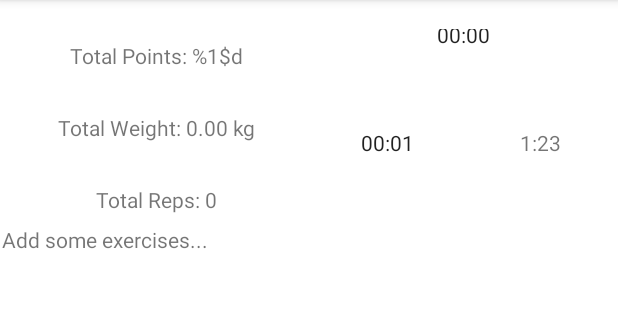
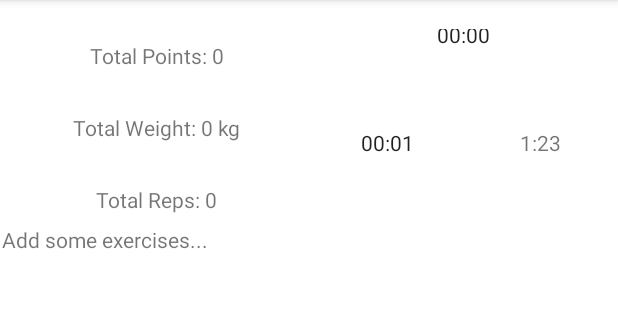
Before and after one commit to OverlordAlex/Fitocrazy, an Android app: the WorkoutActivity screen opened directly, with no data from a screen before it, on a phone screen of 412 x 824 dp, the part 84-404 px from its top. Run offline under Robolectric (Android 15) with nearby library versions, the phone set to English and light mode, and no system bars; our stand-ins replace Room's generated code.

Commit message:
Added workout timers and parent Workout object

```diff
--- a/app/src/main/java/com/itsabugnotafeature/fitocrazy/MainActivity.kt
+++ b/app/src/main/java/com/itsabugnotafeature/fitocrazy/MainActivity.kt
@@ -21,7 +21,7 @@ class MainActivity : AppCompatActivity() {
         }
 
         findViewById<Button>(R.id.btn_AddNewWorkout).setOnClickListener {
-            //putExtra
+            //putExtra workoutID
             startActivity(Intent(applicationContext, WorkoutActivity::class.java).setAction("startedFromHome"))
         }
     }
--- a/app/src/main/java/com/itsabugnotafeature/fitocrazy/common/ExerciseDB.kt
+++ b/app/src/main/java/com/itsabugnotafeature/fitocrazy/common/ExerciseDB.kt
@@ -17,6 +17,7 @@ import androidx.room.Room
 import androidx.room.RoomDatabase
 import androidx.room.Transaction
 import androidx.room.TypeConverters
+import androidx.room.Update
 import java.time.LocalDate
 import java.util.Date
 import java.util.SortedMap
@@ -40,7 +41,7 @@ data class ExerciseComponentModel(
 data class ExerciseModel(
     @PrimaryKey(autoGenerate = true) val exerciseId: Long,
     val displayName: String,
-    @ColumnInfo(defaultValue = "10") val basePoints : Int,
+    @ColumnInfo(defaultValue = "10") val basePoints: Int,
 ) {
     override fun toString() = displayName
 }
@@ -82,6 +83,7 @@ data class Exercise(
     override fun compareTo(other: Exercise): Int {
         return if (this.date == other.date) this.order.compareTo(other.order) else this.date.compareTo(other.date)
     }
+
     fun toTimeStamp(): Long? = Converters.dateToTimestamp(date)
 }
 
@@ -102,6 +104,18 @@ data class SetRecordView(
     val maxWeight: Double,
     val maxReps: Int,
     val mostWeightMoved: Double,
+)
+
+@Entity
+data class Workout(
+    @PrimaryKey(autoGenerate = true) var workoutId: Long,
+    val date: LocalDate,
+    var totalWeight: Double = 0.0,
+    var totalReps: Int = 0,
+    var totalPoints: Int = 0,
+    var totalSets: Int = 0,
+    var totalExercises: Int = 0,
+    var totalTime: Long = 0
 )
 
 @Dao
@@ -157,19 +171,31 @@ interface ExerciseDao {
     suspend fun getHistoricalSets(exerciseModelId: Long, nSets: Int, excludeDate: Long? = 0): Map<Exercise, List<Set>>
 
     @Query("SELECT * FROM Exercise WHERE date = :date")
-    suspend fun getWorkout(date: LocalDate): List<Exercise>
+    suspend fun getListOfExercise(date: LocalDate): List<Exercise>
 
     @Query("SELECT * FROM `Set` WHERE exerciseId = :exerciseId")
     suspend fun getSets(exerciseId: Long): List<Set>
 
     @Query("SELECT * FROM SetRecordView WHERE exerciseModelId = :exerciseId")
     suspend fun getRecord(exerciseId: Long): SetRecordView?
+
+    @Insert
+    suspend fun addWorkout(workout: Workout): Long
+
+    @Query("SELECT * FROM Workout WHERE workoutId = :workoutId")
+    suspend fun getWorkout(workoutId: Long): Workout?
+
+    @Update
+    suspend fun updateWorkout(workout: Workout)
+
+    @Query("SELECT * FROM Workout")
+    suspend fun listWorkouts(): List<Workout>
 }
 
 @Database(
-    entities = [ExerciseModel::class, ExerciseComponentModel::class, ExerciseExerciseComponentCrossRef::class, Exercise::class, Set::class],
+    entities = [ExerciseModel::class, ExerciseComponentModel::class, ExerciseExerciseComponentCrossRef::class, Exercise::class, Set::class, Workout::class],
     views = [SetRecordView::class],
-    version = 2
+    version = 3
 )
 @TypeConverters(Converters::class)
 abstract class ExerciseDatabase : RoomDatabase() {
--- a/app/src/main/java/com/itsabugnotafeature/fitocrazy/workout/WorkoutActivity.kt
+++ b/app/src/main/java/com/itsabugnotafeature/fitocrazy/workout/WorkoutActivity.kt
@@ -5,7 +5,7 @@ import android.os.SystemClock
 import android.view.LayoutInflater
 import android.view.View
 import android.view.ViewGroup
-import android.view.inputmethod.EditorInfo
+import android.view.animation.AccelerateInterpolator
 import android.view.inputmethod.InputMethodManager
 import android.widget.Button
 import android.widget.Chronometer
@@ -28,10 +28,10 @@ import com.itsabugnotafeature.fitocrazy.R
 import com.itsabugnotafeature.fitocrazy.common.Exercise
 import com.itsabugnotafeature.fitocrazy.common.ExerciseDatabase
 import com.itsabugnotafeature.fitocrazy.common.Set
+import com.itsabugnotafeature.fitocrazy.common.Workout
 import com.itsabugnotafeature.fitocrazy.workout.addExercise.AddNewExerciseToWorkoutFragment
 import kotlinx.coroutines.runBlocking
 import java.math.RoundingMode
-import java.security.AccessController.getContext
 import java.text.DecimalFormat
 import java.time.LocalDate
 import java.time.format.DateTimeFormatter
@@ -39,15 +39,24 @@ import java.util.Locale
 import java.util.SortedMap
 import kotlin.math.pow
 
+/**
+ * TODO
+ *      - workout selection on main page
+ *      - DONE ~~resumable timers~~
+ *      - ensure timers don't start if adding sets to historical exercises
+ *      - verify that historical exercises show their "today" sets appropriately
+ *      - bring points to the spinners on exercise type for more flexibility?
+ *      - chip group for body parts per exercise
+ *      - make DB queries live
+ *      - handle background running and all on-resume stuff
+ */
+
 
 class WorkoutActivity : AppCompatActivity() {
 
     private lateinit var db: ExerciseDatabase
-    private var totalWeight = 0.0
-    private var totalReps = 0
-    private var totalPoints = 0
+    private lateinit var workout: Workout
 
-    // TODO: bring points to the spinners on exercise type
     fun calculatePoints(exerciseModelId: Long, weight: Double, reps: Int): Int {
         // we will never calculate points for an exercise that doesn't exist
         var points = 0.0
@@ -120,7 +129,9 @@ class WorkoutActivity : AppCompatActivity() {
 
                 if (currentExercise.sets.lastOrNull() == null) {
                     weightEditText.text = null
-                } else if (currentExercise.sets.lastOrNull()?.weight?.toInt()?.toDouble() != currentExercise.sets.lastOrNull()?.weight) {
+                } else if (currentExercise.sets.lastOrNull()?.weight?.toInt()
+                        ?.toDouble() != currentExercise.sets.lastOrNull()?.weight
+                ) {
                     // if int() and double() dont match, then there are decimal places
                     weightEditText.setText(currentExercise.sets.lastOrNull()?.weight?.toString())
                 } else {
@@ -210,7 +221,11 @@ class WorkoutActivity : AppCompatActivity() {
                             }
                             removeItem(adapterPosition)
                         } else {
-                            notifier.setRemoved(currentExercise.exercise.exerciseModelId, currentExercise.sets.last().weight, currentExercise.sets.last().reps)
+                            notifier.setRemoved(
+                                currentExercise.exercise.exerciseModelId,
+                                currentExercise.sets.last().weight,
+                                currentExercise.sets.last().reps
+                            )
                             runBlocking {
                                 db.exerciseDao()
                                     .deleteSetFromExercise(currentExercise.sets.removeLast())
@@ -305,49 +320,63 @@ class WorkoutActivity : AppCompatActivity() {
         var exercises: List<Exercise>
         var exerciseList: MutableList<Pair<Exercise, MutableList<Set>>>
         var order = 1
+        runBlocking {
+            workout = db.exerciseDao().getWorkout(intent.getLongExtra("workoutId", -1)) ?: Workout(0, today)
+            if (workout.workoutId == 0L) {
+                workout.workoutId = db.exerciseDao().addWorkout(workout)
+            }
 
-        runBlocking {
-            exercises = db.exerciseDao().getWorkout(today)
+            exercises = db.exerciseDao().getListOfExercise(today)
             exerciseList =
                 exercises.map { Pair(it, db.exerciseDao().getSets(it.exerciseId).toMutableList()) }
                     .toMutableList()
         }
         exerciseList.forEach {
             it.second.forEach { set ->
-                totalWeight += set.weight * set.reps
-                totalReps += set.reps
+                workout.totalWeight += set.weight * set.reps
+                workout.totalReps += set.reps
+                workout.totalPoints += calculatePoints(it.first.exerciseModelId, set.weight, set.reps)
+                workout.totalSets += 1
             }
         }
-        findViewById<TextView>(R.id.totalWeight).text = getString(R.string.total_weight, totalWeight)
-        findViewById<TextView>(R.id.totalReps).text = getString(R.string.total_reps, totalReps)
+        findViewById<TextView>(R.id.totalWeight).text = getString(R.string.total_weight, workout.totalWeight)
+        findViewById<TextView>(R.id.totalReps).text = getString(R.string.total_reps, workout.totalReps)
+        findViewById<TextView>(R.id.totalPoints).text = getString(R.string.total_points, workout.totalPoints)
+
+        val totalTimeTimer = findViewById<Chronometer>(R.id.timer_totalTime)
+        val setTimeTimer = findViewById<Chronometer>(R.id.timer_timeAfterLastSet)
 
         class Notifier : ExerciseNotification {
             override fun setAdded(exerciseModelId: Long, weight: Double, reps: Int) {
-                totalWeight += weight * reps
-                totalReps += reps
-                totalPoints += calculatePoints(exerciseModelId, weight, reps)
+                workout.totalWeight += weight * reps
+                workout.totalReps += reps
+                workout.totalSets += 1
+                workout.totalPoints += calculatePoints(exerciseModelId, weight, reps)
 
-                findViewById<TextView>(R.id.totalWeight).text = getString(R.string.total_weight, totalWeight)
-                findViewById<TextView>(R.id.totalReps).text = getString(R.string.total_reps, totalReps)
-                findViewById<TextView>(R.id.totalPoints).text = getString(R.string.total_points, totalPoints)
+                findViewById<TextView>(R.id.totalWeight).text = getString(R.string.total_weight, workout.totalWeight)
+                findViewById<TextView>(R.id.totalReps).text = getString(R.string.total_reps, workout.totalReps)
+                findViewById<TextView>(R.id.totalPoints).text = getString(R.string.total_points, workout.totalPoints)
 
-                findViewById<Chronometer>(R.id.timer_timeAfterLastSet).base = SystemClock.elapsedRealtime()
-                findViewById<Chronometer>(R.id.timer_timeAfterLastSet).start()
+                setTimeTimer.base = SystemClock.elapsedRealtime()
+                setTimeTimer.start()
+                totalTimeTimer.start()
+                totalTimeTimer.base = SystemClock.elapsedRealtime() - workout.totalTime
             }
 
             override fun setRemoved(exerciseModelId: Long, weight: Double, reps: Int) {
-                totalWeight -= weight * reps
-                totalReps -= reps
-                totalPoints -= calculatePoints(exerciseModelId, weight, reps)
+                workout.totalWeight -= weight * reps
+                workout.totalReps -= reps
+                workout.totalSets -= 1
+                workout.totalPoints -= calculatePoints(exerciseModelId, weight, reps)
 
-                findViewById<TextView>(R.id.totalWeight).text = getString(R.string.total_weight, totalWeight)
-                findViewById<TextView>(R.id.totalReps).text = getString(R.string.total_reps, totalReps)
-                findViewById<TextView>(R.id.totalPoints).text = getString(R.string.total_points, totalPoints)
+                findViewById<TextView>(R.id.totalWeight).text = getString(R.string.total_weight, workout.totalWeight)
+                findViewById<TextView>(R.id.totalReps).text = getString(R.string.total_reps, workout.totalReps)
+                findViewById<TextView>(R.id.totalPoints).text = getString(R.string.total_points, workout.totalPoints)
             }
         }
 
-
-        findViewById<Chronometer>(R.id.timer_totalTime).start()
+        totalTimeTimer.base = SystemClock.elapsedRealtime() - workout.totalTime
+        if (workout.date == today) totalTimeTimer.start()
 
         val labelForEmptyExerciseList = findViewById<TextView>(R.id.label_startWorkoutAddExercise)
         val exerciseListView = findViewById<RecyclerView>(R.id.list_exercisesInCurrentWorkout)
@@ -366,8 +395,30 @@ class WorkoutActivity : AppCompatActivity() {
 
         val dialog: DialogFragment = AddNewExerciseToWorkoutFragment()
         val showDialog = findViewById<FloatingActionButton>(R.id.btn_addNewExerciseToCurrentWorkout)
+
+        val endWorkoutBtn = findViewById<FloatingActionButton>(R.id.btn_endWorkout)
+        endWorkoutBtn.setOnClickListener {
+            workout.totalExercises = exerciseList.size
+            workout.totalTime = SystemClock.elapsedRealtime() - totalTimeTimer.base
+            runBlocking { db.exerciseDao().updateWorkout(workout) }
+
+            setTimeTimer.stop()
+            totalTimeTimer.stop()
+        }
+
+        showDialog.setOnLongClickListener {
+            endWorkoutBtn.visibility = FloatingActionButton.VISIBLE
+            endWorkoutBtn.animate().alpha(1f).setDuration(200).setInterpolator(AccelerateInterpolator())
+
+            endWorkoutBtn.postDelayed({
+                endWorkoutBtn.animate().alpha(0f).setDuration(100).setInterpolator(AccelerateInterpolator())
+                    .withEndAction {
+                        endWorkoutBtn.visibility = FloatingActionButton.GONE
+                    }
+            }, 2000)
+            true
+        }
         showDialog.setOnClickListener {
-
             val ft: FragmentTransaction = supportFragmentManager.beginTransaction()
             val prev: Fragment? = supportFragmentManager.findFragmentByTag(dialog.tag)
             if (prev != null) {
@@ -387,7 +438,7 @@ class WorkoutActivity : AppCompatActivity() {
                 }
                 exerciseList.add(Pair(exercise, mutableListOf()))
                 exerciseListViewAdapter.notifyItemInserted(exerciseList.size - 1)
-                exerciseListView.scrollToPosition(exerciseList.size - 1)
+                exerciseListView.smoothScrollToPosition(exerciseList.size - 1)
                 exerciseListView.visibility = RecyclerView.VISIBLE
                 labelForEmptyExerciseList.visibility = TextView.GONE
             }
@@ -404,7 +455,7 @@ class WorkoutActivity : AppCompatActivity() {
         private val decimalFormatter = DecimalFormat("###.##")
 
         init {
-            decimalFormatter.roundingMode = RoundingMode.UNNECESSARY
+            decimalFormatter.roundingMode = RoundingMode.FLOOR
         }
 
     }
--- a/app/src/main/res/layout/activity_workout.xml
+++ b/app/src/main/res/layout/activity_workout.xml
@@ -6,6 +6,19 @@
     android:layout_width="match_parent"
     android:layout_height="match_parent"
     tools:context=".workout.WorkoutActivity">
+
+    <com.google.android.material.floatingactionbutton.FloatingActionButton
+        android:id="@+id/btn_endWorkout"
+        android:layout_width="wrap_content"
+        android:layout_height="wrap_content"
+        android:layout_margin="16dp"
+        android:alpha="0"
+        android:clickable="true"
+        android:contentDescription="End timing of workout"
+        android:visibility="invisible"
+        app:layout_constraintBottom_toTopOf="@id/btn_addNewExerciseToCurrentWorkout"
+        app:layout_constraintStart_toStartOf="parent"
+        app:srcCompat="@android:drawable/ic_menu_close_clear_cancel" />
 
     <com.google.android.material.floatingactionbutton.FloatingActionButton
         android:id="@+id/btn_addNewExerciseToCurrentWorkout"
--- a/app/src/main/res/values/strings.xml
+++ b/app/src/main/res/values/strings.xml
@@ -12,6 +12,6 @@
     <string name="repetitions">reps</string>
     <string name="label_add_some_exercises">Add some exercises...</string>
     <string name="total_points">Total Points: %1$d</string>
-    <string name="total_weight">Total Weight: %1$.2f kg</string>
+    <string name="total_weight">Total Weight: %1$.0f kg</string>
     <string name="total_reps">Total Reps: %1$d</string>
 </resources>
```
